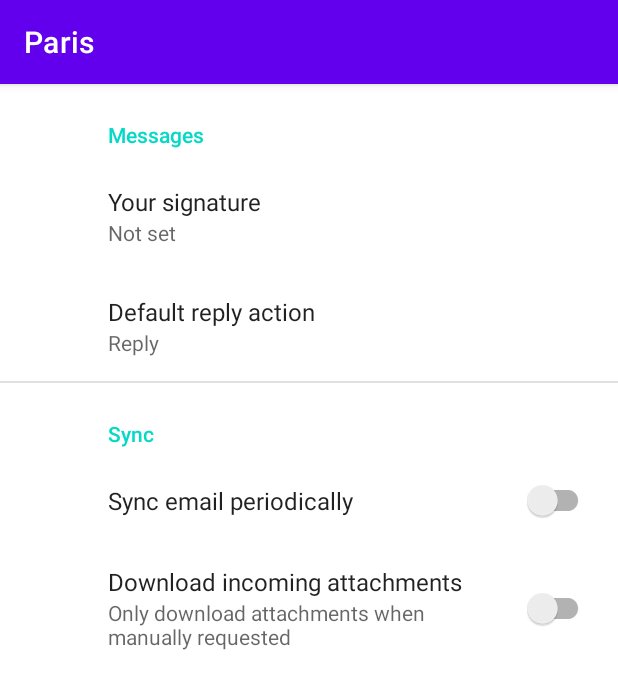
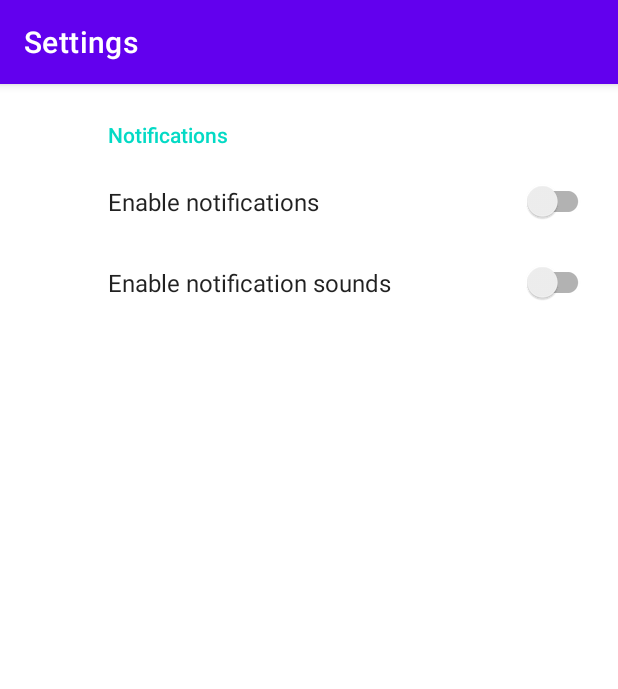
Before and after one commit to FelixDavid12/mobile-mision-tic-2022, an Android app: the SettingsFragment screen opened through its navigation route, on a phone screen of 412 x 824 dp. Shown: the top 689 px of the screen. Run offline under Robolectric (Android 15) with nearby library versions, the phone set to English and light mode, and no system bars; our stand-ins replace androidx.preference; 1 statement that could not run was skipped.

Commit message:
Multiple stuff.
- Implement preference for kotlin, reorder dependencies in build.gradle.
- Add title in DetailFragment.kt and SettingsFragment.kt
- Add settings strings and
- Complete root_preferences.xml
- Change images in mock_poi.json to optimize for bitmap size problems.

```diff
--- a/app/src/main/assets/mock_poi.json
+++ b/app/src/main/assets/mock_poi.json
@@ -8,7 +8,7 @@
     "gallery": ["map_versailles", "versailles_0", "versailles_1", "versailles_2", "versailles_3"]
   },
   {
-    "name": "Torre de Eiffel",
+    "name": "Torre Eiffel",
     "location": "Champ de Mars, Paris, Francia",
     "rating": "4.7",
     "img":  "tower_eiffel",
@@ -29,7 +29,7 @@
     "rating": "4.6",
     "img":  "louvre11",
     "detail": "Es el museo nacional de Francia consagrado tanto a las bellas artes como a la arqueología y las artes decorativas anteriores al Impresionismo. Está ubicado en París, la capital del país, en el antiguo palacio real del Louvre",
-    "gallery": ["louvre11", "louvre11", "louvre21", "louvre31", "louvre41"]
+    "gallery": ["louvre11", "louvre11", "louvre11", "louvre11", "louvre11"]
   },
   {
     "name": "Catedral de Notre Dame",
--- a/app/src/main/java/com/lospythones/mobilemisiontic2022/DetailFragment.kt
+++ b/app/src/main/java/com/lospythones/mobilemisiontic2022/DetailFragment.kt
@@ -52,7 +52,7 @@ class DetailFragment : Fragment() {
 
     override fun onDestroy() {
         super.onDestroy()
-        (requireActivity() as MainActivity).title = "Paris"
+
         _binding = null
     }
 
--- a/app/src/main/java/com/lospythones/mobilemisiontic2022/ListFragment.kt
+++ b/app/src/main/java/com/lospythones/mobilemisiontic2022/ListFragment.kt
@@ -5,6 +5,7 @@ import androidx.fragment.app.Fragment
 import android.view.LayoutInflater
 import android.view.View
 import android.view.ViewGroup
+import androidx.navigation.fragment.findNavController
 import androidx.recyclerview.widget.RecyclerView
 import com.lospythones.mobilemisiontic2022.adapter.ItemAdapter
 import com.lospythones.mobilemisiontic2022.data.Datasource
@@ -12,20 +13,20 @@ import com.lospythones.mobilemisiontic2022.data.Util
 import com.lospythones.mobilemisiontic2022.databinding.FragmentListBinding
 
 class ListFragment : Fragment() {
-    private  var _binding: FragmentListBinding? = null
+    private var _binding: FragmentListBinding? = null
     private val binding get() = _binding!!
     private lateinit var recyclerView: RecyclerView
-
-    override fun onCreate(savedInstanceState: Bundle?) {
-        super.onCreate(savedInstanceState)
-    }
 
     override fun onCreateView(
         inflater: LayoutInflater, container: ViewGroup?,
         savedInstanceState: Bundle?
-    ): View? {
+    ): View {
+
         // Inflate the layout for this fragment
         _binding = FragmentListBinding.inflate(inflater, container, false)
+
+        (requireActivity() as MainActivity).title = "The best app ever -> Paris"
+
         return binding.root
     }
 
@@ -37,10 +38,17 @@ class ListFragment : Fragment() {
         recyclerView = binding.recyclerView
         recyclerView.adapter = ItemAdapter(context, poiDataset)
 
+        binding.fabSettings.setOnClickListener{ onClick() }
+
     }
 
     override fun onDestroyView() {
         super.onDestroyView()
         _binding = null
     }
+
+    private fun onClick(){
+        val action = ListFragmentDirections.actionListFragmentToSettingsFragment()
+        this.findNavController().navigate(action)
+    }
 }
--- a/app/src/main/java/com/lospythones/mobilemisiontic2022/MainActivity.kt
+++ b/app/src/main/java/com/lospythones/mobilemisiontic2022/MainActivity.kt
@@ -1,21 +1,22 @@
 package com.lospythones.mobilemisiontic2022
 
+import android.os.Bundle
 import androidx.appcompat.app.AppCompatActivity
-import android.os.Bundle
 import androidx.navigation.NavController
 import androidx.navigation.fragment.NavHostFragment
-import androidx.navigation.fragment.findNavController
 import com.lospythones.mobilemisiontic2022.databinding.ActivityMainBinding
 
 class MainActivity : AppCompatActivity() {
     private lateinit var navController: NavController
     override fun onCreate(savedInstanceState: Bundle?) {
         super.onCreate(savedInstanceState)
+
         val binding = ActivityMainBinding.inflate(layoutInflater)
         setContentView(binding.root)
-        val navHostFragment = supportFragmentManager.findFragmentById(R.id.fragmentContainerView) as NavHostFragment
+
+        val navHostFragment =
+            supportFragmentManager.findFragmentById(R.id.fragmentContainerView) as NavHostFragment
         navController = navHostFragment.navController
-        this.title = "Paris"
     }
 
     override fun onSupportNavigateUp(): Boolean {
--- a/app/src/main/java/com/lospythones/mobilemisiontic2022/SettingsFragment.kt
+++ b/app/src/main/java/com/lospythones/mobilemisiontic2022/SettingsFragment.kt
@@ -8,4 +8,10 @@ class SettingsFragment : PreferenceFragmentCompat() {
     override fun onCreatePreferences(savedInstanceState: Bundle?, rootKey: String?) {
         setPreferencesFromResource(R.xml.root_preferences, rootKey)
     }
+
+    override fun onCreate(savedInstanceState: Bundle?) {
+        super.onCreate(savedInstanceState)
+
+        (requireActivity() as MainActivity).title = "Settings"
+    }
 }
--- a/app/src/main/res/values/strings.xml
+++ b/app/src/main/res/values/strings.xml
@@ -36,20 +36,16 @@
     <string name="DetailView_LocationImageDescription">DetailView_LocationImageDescription</string>
     <string name="DetailView_HeadIcon">DetailView_HeadIcon</string>
     <string name="DetailView_LocationIconDescription">DetailView_LocationIconDescription</string>
+
+    <string name="notify_description">Settings navigation button</string>
+
     <!-- TODO: Remove or change this placeholder text -->
     <string name="hello_blank_fragment">Hello blank fragment</string>
+
     <!-- Preference Titles -->
-    <string name="messages_header">Messages</string>
-    <string name="sync_header">Sync</string>
+    <string name="notifications_header">Notifications</string>
 
-    <!-- Messages Preferences -->
-    <string name="signature_title">Your signature</string>
-    <string name="reply_title">Default reply action</string>
-
-    <!-- Sync Preferences -->
-    <string name="sync_title">Sync email periodically</string>
-    <string name="attachment_title">Download incoming attachments</string>
-    <string name="attachment_summary_on">Automatically download attachments for incoming emails
-    </string>
-    <string name="attachment_summary_off">Only download attachments when manually requested</string>
+    <!-- Notifications Preferences -->
+    <string name="notifications_title">Enable notifications</string>
+    <string name="notification_sounds_title">Enable notification sounds</string>
 </resources>
--- a/app/src/main/res/xml/root_preferences.xml
+++ b/app/src/main/res/xml/root_preferences.xml
@@ -1,34 +1,14 @@
 <PreferenceScreen xmlns:app="http://schemas.android.com/apk/res-auto">
 
-    <PreferenceCategory app:title="@string/messages_header">
-
-        <EditTextPreference
-            app:key="signature"
-            app:title="@string/signature_title"
-            app:useSimpleSummaryProvider="true" />
-
-        <ListPreference
-            app:defaultValue="reply"
-            app:entries="@array/reply_entries"
-            app:entryValues="@array/reply_values"
-            app:key="reply"
-            app:title="@string/reply_title"
-            app:useSimpleSummaryProvider="true" />
-
-    </PreferenceCategory>
-
-    <PreferenceCategory app:title="@string/sync_header">
+    <PreferenceCategory app:title="@string/notifications_header">
 
         <SwitchPreferenceCompat
-            app:key="sync"
-            app:title="@string/sync_title" />
+            app:key="notifications"
+            app:title="@string/notifications_title" />
 
         <SwitchPreferenceCompat
-            app:dependency="sync"
-            app:key="attachment"
-            app:summaryOff="@string/attachment_summary_off"
-            app:summaryOn="@string/attachment_summary_on"
-            app:title="@string/attachment_title" />
+            app:key="notification_sounds"
+            app:title="@string/notification_sounds_title" />
 
     </PreferenceCategory>
 
```
Also changed, not shown: app/build.gradle (+11 -11 lines), app/src/main/res/layout/fragment_list.xml (+14 -2 lines).
